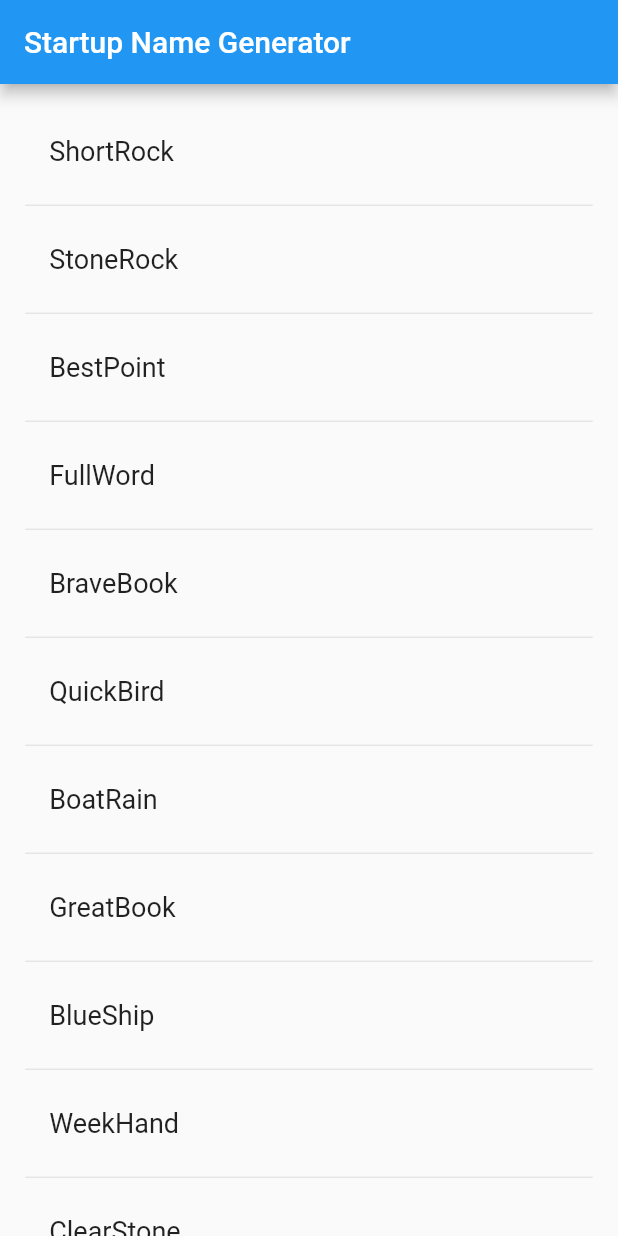
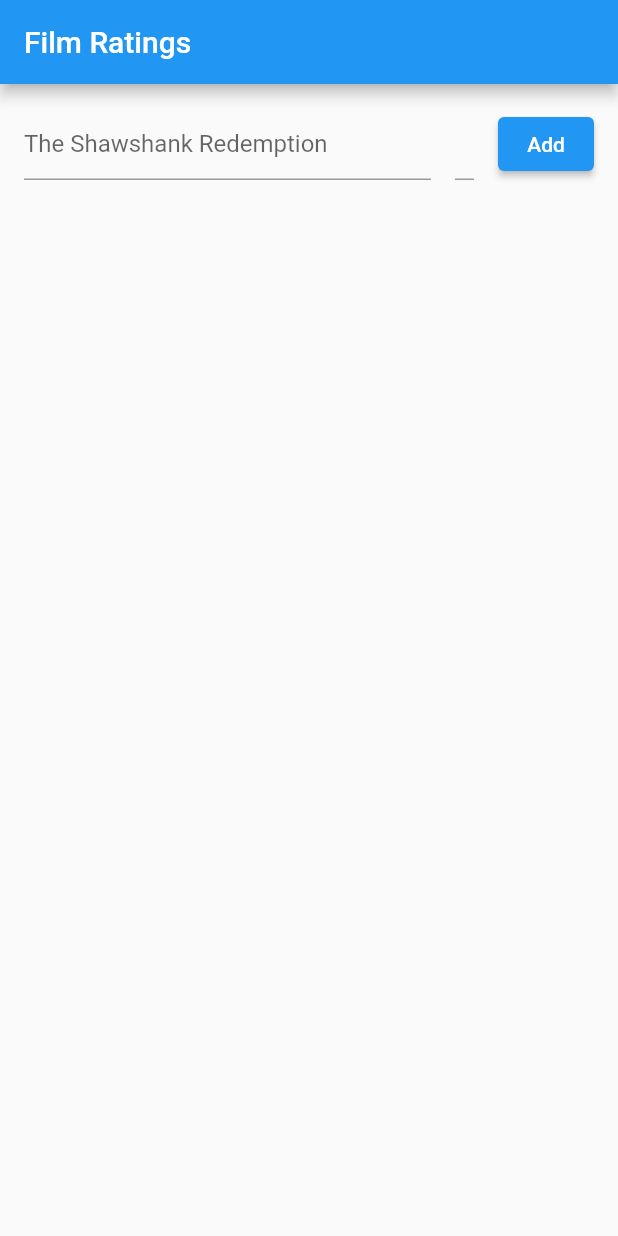
Before and after one commit to ddascalescu/app-film-ratings, a Flutter app: the screen it shows after launch, on a phone screen of 412 x 824 dp. Run offline on Flutter 3.47's test engine with Material 2 defaults, Android fonts, the phone set to English and light mode, and no system bars.

Commit message:
Added film name and rating entries, showing in a list

```diff
--- a/files/app_film_ratings/lib/main.dart
+++ b/files/app_film_ratings/lib/main.dart
@@ -1,64 +1,114 @@
-// Copyright 2018 The Flutter team. All rights reserved.
-// Use of this source code is governed by a BSD-style license that can be
-// found in the LICENSE file.
+import 'package:flutter/material.dart';
 
-import 'package:flutter/material.dart';
-import 'package:english_words/english_words.dart';
+const String appTitle = 'Film Ratings';
 
-void main() {
-  runApp(const MyApp());
-}
+void main()  => runApp(const App());
 
-class MyApp extends StatelessWidget {
-  const MyApp({super.key});
+
+class App extends StatelessWidget {
+  const App({super.key});
 
   final String lol = "NutBulb";
 
   @override
   Widget build(BuildContext context) {
-    return MaterialApp(
-      title: 'Startup Name Generator',
-      home: Scaffold(
-        appBar: AppBar(
-          title: const Text('Startup Name Generator'),
-        ),
-        body: const Center(
-          child: RandomWords(),
-        ),
-      ),
+    return const MaterialApp(
+      title: appTitle,
+      home: MainScreen()
     );
   }
 }
 
-class RandomWords extends StatefulWidget {
-  const RandomWords({Key? key}) : super(key: key);
-
-  @override
-  State<RandomWords> createState() => _RandomWordsState();
-}
-
-class _RandomWordsState extends State<RandomWords> {
-  final _suggestions = <WordPair>[];
-  final _biggerFont = const TextStyle(fontSize: 18);
+class MainScreen extends StatelessWidget {
+  const MainScreen({super.key});
 
   @override
   Widget build(BuildContext context) {
-    return ListView.builder(
-      padding: const EdgeInsets.all(16.8),
-      itemBuilder: (context, i) {
-        if (i.isOdd) return const Divider();
+    return Scaffold(
+      appBar: AppBar(
+        title: const Text(appTitle),
+      ),
+      body: const Padding(
+        padding: EdgeInsets.all(8.0),
+        child: TextEntryList()
+      ),
 
-        final index = i ~/2;
-        if (index >= _suggestions.length) {
-          _suggestions.addAll(generateWordPairs().take(10));
-        }
-        return ListTile(
-          title: Text(
-            _suggestions[index].asPascalCase,
-            style: _biggerFont,
-          ),
-        );
-      },
     );
   }
 }
+
+class TextEntryList extends StatefulWidget {
+  const TextEntryList({super.key});
+
+  @override
+  State<TextEntryList> createState() => _TextEntryListState();
+}
+
+class _TextEntryListState extends State<TextEntryList> {
+  final _textController = TextEditingController();
+  final _numberController = TextEditingController();
+  final _items = <String>[];
+
+  @override
+  Widget build(BuildContext context) {
+    return Column(
+      children: [
+        Row(
+          children: [
+            Expanded(
+              flex: 10,
+              child: Padding(
+                padding: const EdgeInsets.all(8.0),
+                child: TextField(
+                  controller: _textController,
+                  decoration: const InputDecoration(
+                    hintText: 'The Shawshank Redemption',
+                  )
+                ),
+              ),
+            ),
+
+            Expanded(
+              flex: 1,
+              child: Padding(
+                padding: const EdgeInsets.all(8.0),
+                child: TextField(
+                  controller: _numberController,
+                  decoration: const InputDecoration(
+                    hintText: '8.5',
+                    counterText: '',
+                  )
+                ),
+              ),
+            ),
+
+            Padding(
+              padding: const EdgeInsets.all(8.0),
+              child: ElevatedButton(
+                child: const Text('Add'),
+                onPressed: () {
+                  setState(() {
+                    _items.add("${_textController.text}, ${_numberController.text}");
+                  });
+                  _textController.clear();
+                  _numberController.clear();
+                },
+              ),
+            ),
+          ],
+        ),
+
+        Expanded(
+          child: ListView.builder(
+            itemCount: _items.length,
+            itemBuilder: (context, index) {
+              return ListTile(
+                title: Text(_items[index]),
+              );
+            },
+          ),
+        ),
+      ],
+    );
+  }
+}
--- a/files/app_film_ratings/pubspec.yaml
+++ b/files/app_film_ratings/pubspec.yaml
@@ -36,9 +36,6 @@ dependencies:
   # The following adds the Cupertino Icons font to your application.
   # Use with the CupertinoIcons class for iOS style icons.
   cupertino_icons: ^1.0.2
-
-  # English words
-  english_words: ^4.0.0
 
 dev_dependencies:
   flutter_test:
```
Also changed, not shown: files/app_film_ratings/pubspec.lock, 1 other file.
